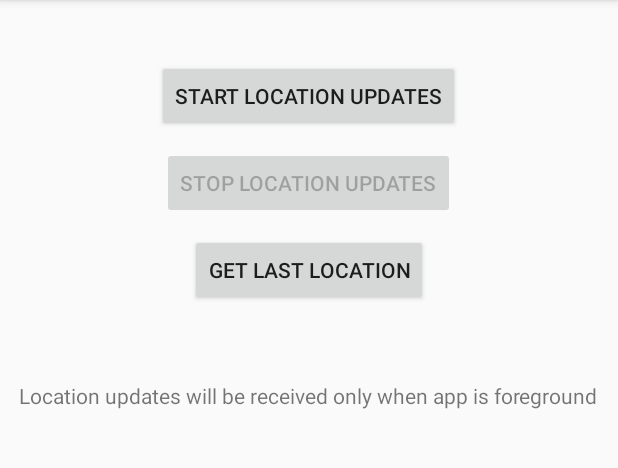
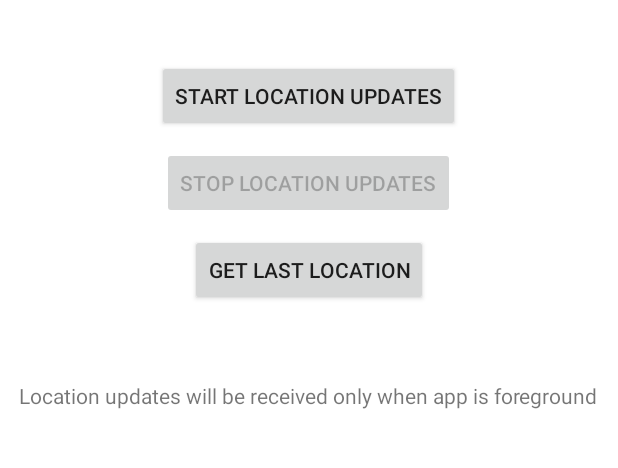
Before and after one commit to Ryanhustler420/LocationManager-Android, an Android app: the screen it shows after launch (MainActivity), on a phone screen of 412 x 824 dp, the part 84-552 px from its top. Run offline under Robolectric (Android 15) with nearby library versions, the phone set to English and light mode, and no system bars; libraries missing offline, so code that uses them is left out: com.karumi.dexter.

```diff
--- a/app/app/src/main/java/com/example/guptagaurav/MainActivity.java
+++ b/app/app/src/main/java/com/example/guptagaurav/MainActivity.java
@@ -105,6 +105,7 @@ public class MainActivity extends AppCompatActivity implements View.OnClickListe
             getWindow().getDecorView().setSystemUiVisibility(View.SYSTEM_UI_FLAG_LIGHT_STATUS_BAR);
             //toolbar.setTitleTextColor(0xFFFFFFFF);
             Objects.requireNonNull(getSupportActionBar()).setTitle((Html.fromHtml("<font color=\"#000\">" + getString(R.string.app_name) + "</font>")));
+            getSupportActionBar().setElevation(0);
         }
 
         // initialize the necessary libraries
--- a/app/app/src/main/res/layout/activity_main.xml
+++ b/app/app/src/main/res/layout/activity_main.xml
@@ -5,6 +5,7 @@
     android:layout_height="match_parent"
     android:orientation="vertical"
     android:gravity="center_horizontal"
+    android:background="#fff"
     tools:context=".MainActivity">
 
     <Button
```
